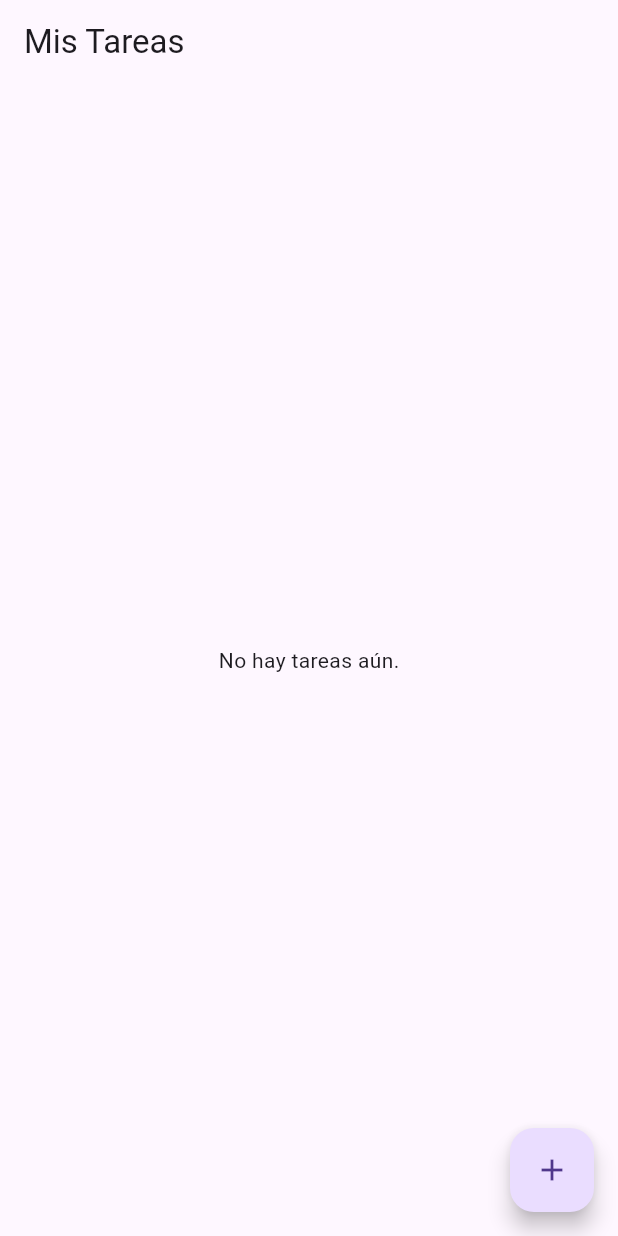
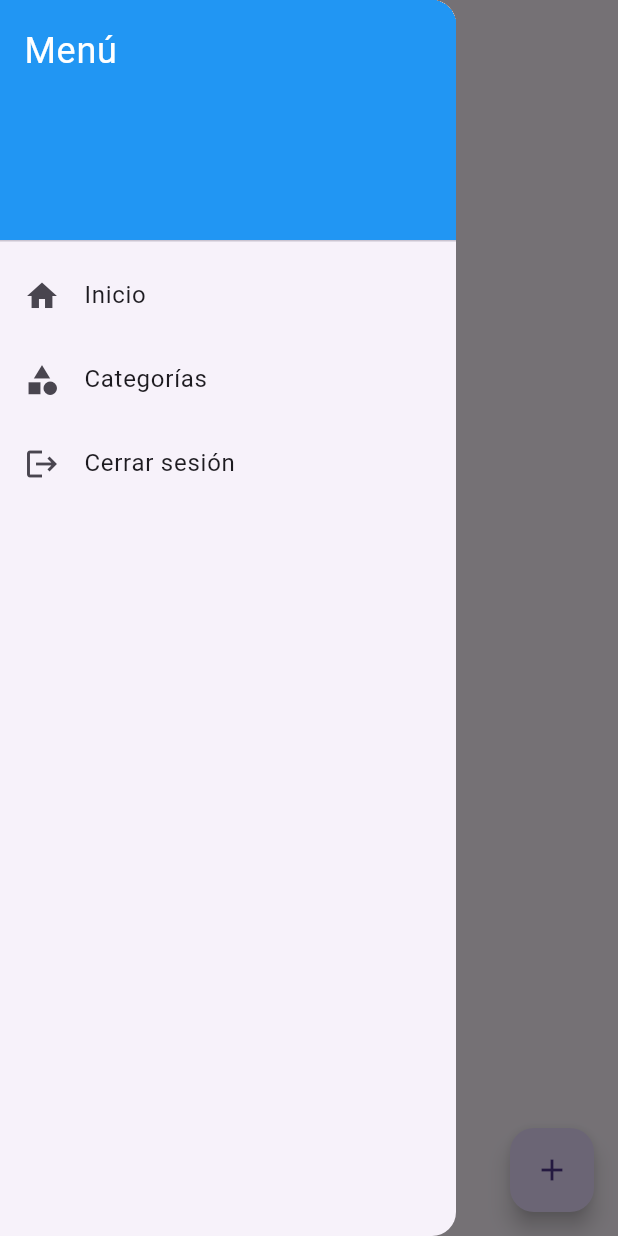
Before and after one commit to Aracelly126/TaskFlow-Front, a Flutter app: the HomeScreen screen opened directly, with the side drawer open (before the commit the screen has no drawer), on a phone screen of 412 x 824 dp. Run offline on Flutter 3.47's test engine with Material 3 defaults, Android fonts, the phone set to English and light mode, and no system bars; our stand-ins replace flutter_secure_storage; accounts and stored records are empty.

Commit message:
Implementacion del menu hamburguesa

```diff
--- a/app_tareas/lib/screens/home_screen.dart
+++ b/app_tareas/lib/screens/home_screen.dart
@@ -15,6 +15,41 @@ class HomeScreen extends StatelessWidget {
       appBar: AppBar(
         title: const Text('Mis Tareas'),
       ),
+      drawer: Drawer(
+        child: ListView(
+          padding: EdgeInsets.zero,
+          children: [
+            const DrawerHeader(
+              decoration: BoxDecoration(color: Colors.blue),
+              child: Text('Menú', style: TextStyle(color: Colors.white, fontSize: 24)),
+            ),
+            ListTile(
+              leading: Icon(Icons.home),
+              title: Text('Inicio'),
+              onTap: () {
+                Navigator.pop(context);
+              },
+            ),
+            ListTile(
+              leading: Icon(Icons.category),
+              title: Text('Categorías'),
+              onTap: () {
+                // Aquí puedes navegar a la pantalla de categorías si la tienes
+                // Navigator.push(context, MaterialPageRoute(builder: (_) => CategoriasScreen()));
+                Navigator.pop(context);
+              },
+            ),
+            ListTile(
+              leading: Icon(Icons.logout),
+              title: Text('Cerrar sesión'),
+              onTap: () {
+                // Aquí puedes agregar la lógica para cerrar sesión
+                Navigator.pop(context);
+              },
+            ),
+          ],
+        ),
+      ),
       body: tareas.isEmpty
           ? const Center(child: Text('No hay tareas aún.'))
           : ListView.builder(
```
